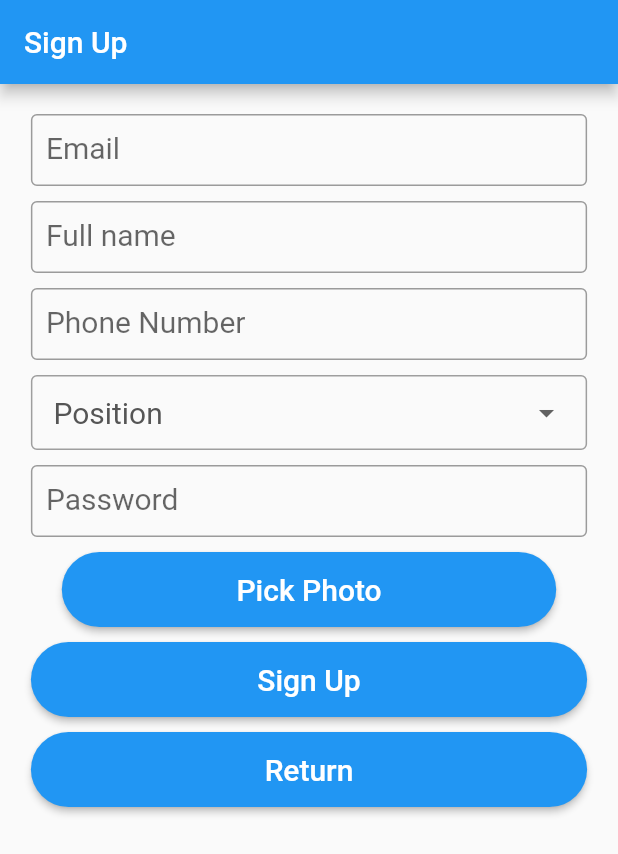
After one commit to andres123dbh/parcial_final_movil, a Flutter app: the screen it shows after launch, after a tap on "Sign Up", on a phone screen of 412 x 824 dp. The commit adds this screen. Shown: the top 854 px of the screen. Run offline on Flutter 3.47's test engine with Material 2 defaults, Android fonts, the phone set to English and light mode, and no system bars; drawn by our look-alikes of dropdown_button2; our stand-ins replace device_info_plus, firebase_core, firebase_messaging, get, image_picker, shared_preferences; accounts and stored records are empty.

Commit message:
View Sign Up

```diff
--- a/frontend/parcial_final_movil/lib/main.dart
+++ b/frontend/parcial_final_movil/lib/main.dart
@@ -1,17 +1,24 @@
 import 'package:flutter/material.dart';
 import 'package:firebase_core/firebase_core.dart';
 import 'package:firebase_messaging/firebase_messaging.dart';
+import 'package:get/get.dart';
+import 'package:shared_preferences/shared_preferences.dart';
+
+import './signup_view.dart';
 
 void main() async {
   WidgetsFlutterBinding.ensureInitialized();
   await Firebase.initializeApp();
+  SharedPreferences prefs = await SharedPreferences.getInstance();
   FirebaseMessaging.onBackgroundMessage(_manejoMensajeEnSegundoPlano);
   FirebaseMessaging messaging = FirebaseMessaging.instance;
   messaging.getToken().then((value) {
     // ignore: avoid_print
     print("FirebaseMessaging token: $value");
+    prefs.setString('token_fmc', value!);
   });
-  runApp(const MyApp());
+
+  runApp(const GetMaterialApp(home: MyApp()));
 }
 
 Future<void> _manejoMensajeEnSegundoPlano(RemoteMessage mensaje) async {
@@ -56,15 +63,37 @@ class _MyHomePageState extends State<MyHomePage> {
           mainAxisAlignment: MainAxisAlignment.center,
           children: <Widget>[
             const Text(
-              'You have pushed the button this many times:',
+              'Welcome!',
+              style: TextStyle(fontSize: 30),
             ),
-            Text(
-              'gyhik',
-              style: Theme.of(context).textTheme.headlineMedium,
+            const SizedBox(height: 30),
+            ElevatedButton(
+              onPressed: (() {
+                Get.to(() => const SignUpView());
+              }),
+              style: ElevatedButton.styleFrom(
+                      fixedSize: Size(MediaQuery.of(context).size.width*0.8, 50),
+                      shape: RoundedRectangleBorder(
+                      borderRadius: BorderRadius.circular(50))
+              ),
+              child: const Text("Sign Up")
+            ),
+            const SizedBox(height: 20),
+            ElevatedButton(
+              onPressed: (() {
+                //Navigator.push(context, MaterialPageRoute(builder: (context) => const Page2()));
+                print("Log In");
+              }),
+              style: ElevatedButton.styleFrom(
+                      fixedSize: Size(MediaQuery.of(context).size.width*0.8, 50),
+                      shape: RoundedRectangleBorder(
+                      borderRadius: BorderRadius.circular(50))
+              ),
+              child: const Text("Log In")
             ),
           ],
         ),
-      )// This trailing comma makes auto-formatting nicer for build methods.
+      )
     );
   }
 }
--- /dev/null
+++ b/frontend/parcial_final_movil/lib/signup_view.dart
@@ -0,0 +1,283 @@
+import 'dart:io';
+import 'dart:typed_data';
+import 'package:flutter/material.dart';
+import 'package:http/http.dart' as http;
+import 'dart:convert';
+import 'package:shared_preferences/shared_preferences.dart';
+import 'package:dropdown_button2/dropdown_button2.dart';
+import 'package:image_picker/image_picker.dart';
+import 'package:get/get.dart';
+import 'package:device_info_plus/device_info_plus.dart';
+
+
+String? tokenFmc;
+
+class SignUpView extends StatefulWidget {
+  const SignUpView({super.key});
+
+  @override
+  State<SignUpView> createState() => _SignUpViewState();
+}
+
+
+
+class _SignUpViewState extends State<SignUpView> {
+
+  @override
+  Widget build(BuildContext context) {
+
+    return const MaterialApp(
+      home: Dashboard()
+    );
+  }
+}
+
+class Dashboard extends StatefulWidget {
+  const Dashboard({super.key});
+
+  @override
+  State<Dashboard> createState() => _DashboardState();
+}
+
+class _DashboardState extends State<Dashboard> {
+  TextEditingController emailControllerText = TextEditingController();
+  TextEditingController fullNameControllerText = TextEditingController();
+  TextEditingController phoneNumberControllerText = TextEditingController();
+  TextEditingController passwordControllerText = TextEditingController();
+  TextEditingController positionControllerText = TextEditingController();
+  File? imageFile;
+
+  // Initial Selected Value
+  String? selectedValue;
+
+  // List of items in our dropdown menu
+  var items = [
+    'Assistant',
+    'Network Technician',
+    'General Services',
+    'Logistic Operator',
+    'Accountant',
+    'Assistant manager',
+  ];
+
+    _getFromGallery() async {
+    XFile? pickedFile = await ImagePicker().pickImage(
+      source: ImageSource.gallery,
+      maxWidth: 1800,
+      maxHeight: 1800,
+    );
+    if (pickedFile != null) {
+      setState(() {
+        imageFile = File(pickedFile.path);
+      });
+    }
+  }
+
+  Future<List<String>> getPhoneInformation() async {
+    var deviceInfo = DeviceInfoPlugin();
+    String phonemModel = '';
+    String phoneId = '';
+
+    if (Platform.isIOS) { // import 'dart:io'
+      var iosDeviceInfo = await deviceInfo.iosInfo;
+      phonemModel = iosDeviceInfo.model;
+      phoneId = iosDeviceInfo.identifierForVendor!; // unique ID on iOS
+    } else if(Platform.isAndroid) {
+      var androidDeviceInfo = await deviceInfo.androidInfo;
+      phonemModel = androidDeviceInfo.model;
+      phoneId = androidDeviceInfo.id; // unique ID on Android
+    }
+    return [phonemModel,phoneId];
+  }
+
+
+  Future signUp() async {
+    SharedPreferences prefs = await SharedPreferences.getInstance();
+
+    const url = 'http://192.168.1.14:8080/signup';
+    tokenFmc = prefs.getString("token_fmc");
+    List<String> informationCellphone = await getPhoneInformation();
+    Uint8List imagebytes = await imageFile!.readAsBytes();
+    String base64string = base64.encode(imagebytes);
+
+    var response = await http.post(Uri.parse(url),
+        body: jsonEncode({
+          "email": emailControllerText.text,
+          "password": passwordControllerText.text,
+          "photo": base64string,
+          "name": fullNameControllerText.text,
+          "cellphone": int.parse(phoneNumberControllerText.text),
+          "position": positionControllerText.text,
+          "model": informationCellphone[0],
+          "uuid": informationCellphone[1],
+          "token_FMC": tokenFmc,
+        }));
+
+    var responseBody = json.decode(response.body);
+
+    if (response.statusCode == 200) {
+      // ignore: use_build_context_synchronously
+      //Navigator.pushReplacement(context, MaterialPageRoute(builder: (context) => const HomePage()));
+    }else{
+      // ignore: avoid_print
+      print(responseBody['message']);
+    }
+
+
+
+  }
+
+  @override
+  Widget build(BuildContext context) {
+
+    return Scaffold(
+        appBar: AppBar(
+          title: const Text("Sign Up"),
+        ),
+        body: Center(
+        child: SizedBox(
+            width: MediaQuery.of(context).size.width*0.9,
+            child: ListView(
+              children: [
+                const SizedBox(height: 20),
+                TextField(
+                  style: const TextStyle(fontSize: 20),
+                  controller: emailControllerText,
+                  textAlign: TextAlign.left,
+                  decoration: const InputDecoration(
+                    labelText: 'Email',
+                    border: OutlineInputBorder(),
+                    contentPadding: EdgeInsets.symmetric(horizontal: 10, vertical: 10),
+                  ),
+                ),
+                const SizedBox(height: 10),
+                TextField(
+                  style: const TextStyle(fontSize: 20),
+                  controller: fullNameControllerText,
+                  textAlign: TextAlign.left,
+                  decoration: const InputDecoration(
+                    labelText: 'Full name',
+                    border: OutlineInputBorder(),
+                    contentPadding: EdgeInsets.symmetric(horizontal: 10, vertical: 10),
+                  ),
+                ),
+                const SizedBox(height: 10),
+                TextField(
+                  style: const TextStyle(fontSize: 20),
+                  controller: phoneNumberControllerText,
+                  textAlign: TextAlign.left,
+                  keyboardType: TextInputType.number,
+                  decoration: const InputDecoration(
+                    labelText: 'Phone Number',
+                    border: OutlineInputBorder(),
+                    contentPadding: EdgeInsets.symmetric(horizontal: 10, vertical: 10),
+                  ),
+                ),
+                const SizedBox(height: 10),
+                DropdownButtonHideUnderline(
+                  child: DropdownButton2(
+                    hint: const Text(
+                      'Position',
+                      style: TextStyle(
+                        fontSize: 20,
+                        color: Color.fromARGB(255, 85, 85, 85)
+                      ),
+                    ),
+                    items: items
+                        .map((item) =>
+                        DropdownMenuItem<String>(
+                          value: item,
+                          child: Text(
+                            item,
+                            style: const TextStyle(
+                              fontSize: 20,
+                              color: Color.fromARGB(255, 85, 85, 85)
+                            ),
+                          ),
+                        ))
+                        .toList(),
+                    value: selectedValue,
+                    onChanged: (value) {
+                      setState(() {
+                        selectedValue = value as String;
+                        positionControllerText.text = selectedValue!;
+                      });
+                    },
+                    buttonStyleData: ButtonStyleData(
+                      height: 50,
+                      width: 160,
+                      padding: const EdgeInsets.only(left: 14, right: 14),
+                      decoration: BoxDecoration(
+                        borderRadius: BorderRadius.circular(4),
+                        border: Border.all(
+                          color: const Color.fromARGB(255, 158, 158, 158),
+                        ),
+                      ),
+                    ),
+                  ),
+                ),
+                const SizedBox(height: 10),
+                TextField(
+                  style: const TextStyle(fontSize: 20),
+                  controller: passwordControllerText,
+                  textAlign: TextAlign.left,
+                  obscureText: true,
+                  decoration: const InputDecoration(
+                    labelText: 'Password',
+                    border: OutlineInputBorder(),
+                    contentPadding: EdgeInsets.symmetric(horizontal: 10, vertical: 10),
+                  ),
+                ),
+                const SizedBox(height: 10),
+                imageFile == null ? Container(
+                  alignment: Alignment.center,
+                  child: ElevatedButton(
+                    onPressed: () {
+                      _getFromGallery();
+                    },
+                    style: ElevatedButton.styleFrom(
+                      fixedSize: Size(MediaQuery.of(context).size.width*0.8, 50),
+                      shape: RoundedRectangleBorder(
+                      borderRadius: BorderRadius.circular(50))
+                      ),
+                    child: const Text('Pick Photo',style: TextStyle(fontSize: 20))
+                  ),
+                ): SizedBox(
+                  height: 200,
+                  child: Image.file(
+                  imageFile!,
+                ),
+                ),
+
+                const SizedBox(height: 10),
+                ElevatedButton(
+                  onPressed: () {
+                    signUp();
+                  },
+                  style: ElevatedButton.styleFrom(
+                    fixedSize: const Size(50, 50),
+                    shape: RoundedRectangleBorder(
+                    borderRadius: BorderRadius.circular(50))
+                    ),
+                  child: const Text('Sign Up',style: TextStyle(fontSize: 20))
+                ),
+                const SizedBox(height: 10),
+                ElevatedButton(
+                  onPressed: () {
+                    Get.back();
+                  },
+                  style: ElevatedButton.styleFrom(
+                    fixedSize: const Size(50, 50),
+                    shape: RoundedRectangleBorder(
+                    borderRadius: BorderRadius.circular(50))
+                    ),
+                  child: const Text('Return',style: TextStyle(fontSize: 20))
+                ),
+              ],
+          ),
+
+        )
+      ),
+    );
+  }
+}
--- a/frontend/parcial_final_movil/pubspec.yaml
+++ b/frontend/parcial_final_movil/pubspec.yaml
@@ -37,6 +37,12 @@ dependencies:
   cupertino_icons: ^1.0.2
   firebase_core: ^2.12.0
   firebase_messaging: ^14.6.0
+  get: ^4.6.5
+  shared_preferences: ^2.1.1
+  http: ^0.13.6
+  dropdown_button2: ^2.1.2
+  image_picker: ^0.8.7+5
+  device_info_plus: ^9.0.0
 
 dev_dependencies:
   flutter_test:
```
Also changed, not shown: frontend/parcial_final_movil/pubspec.lock, 3 other files.
